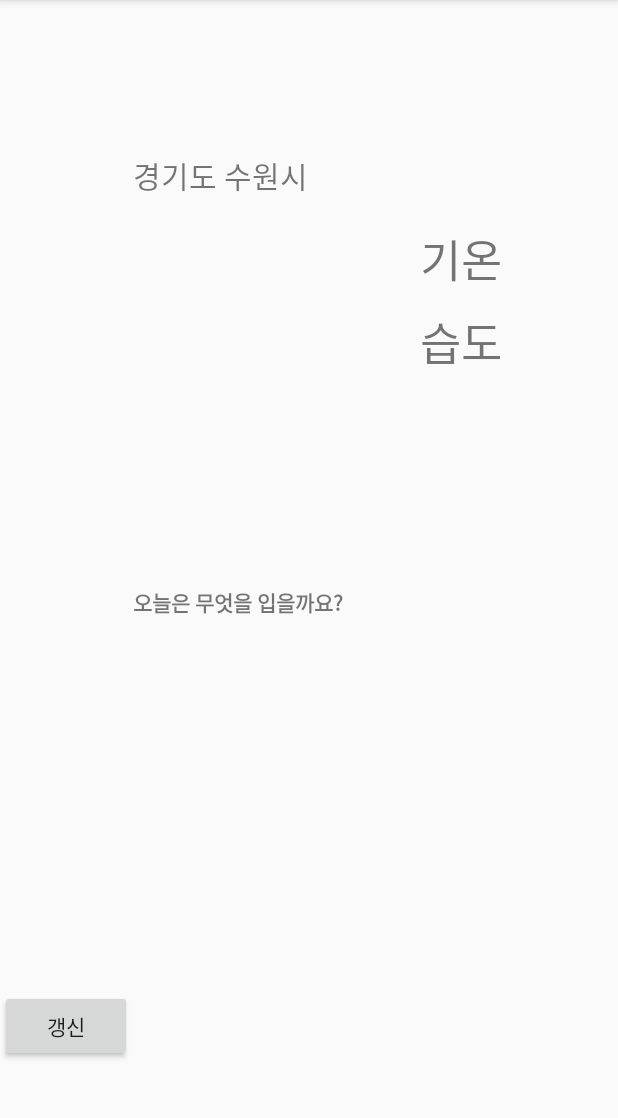
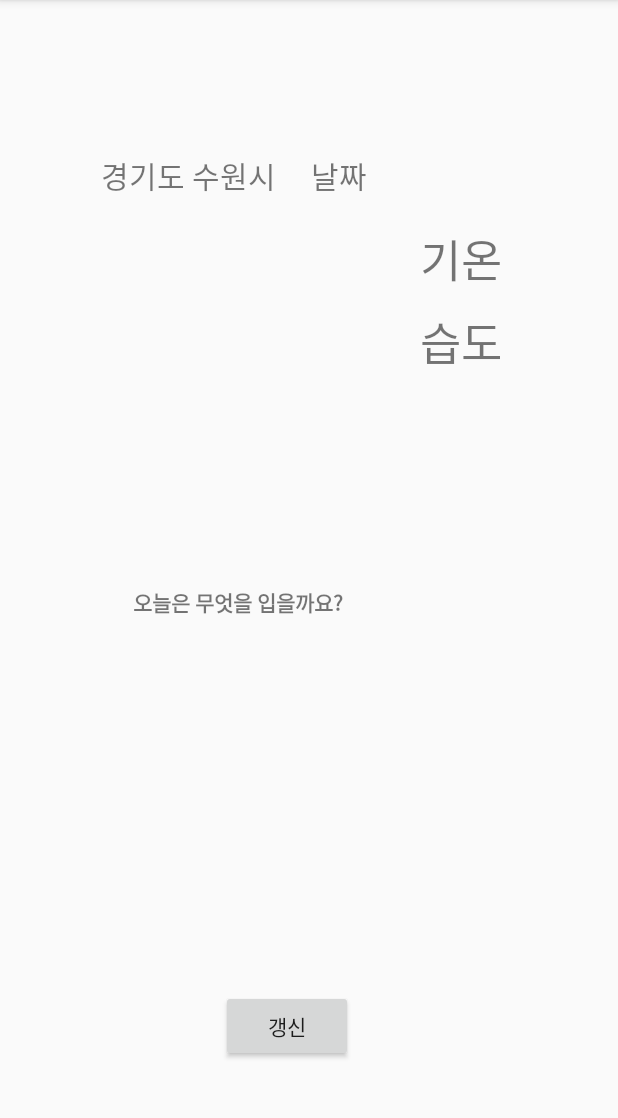
Before and after one commit to leeyunbo/FashionSelection, an Android app: the screen it shows after launch (MainActivity), on a phone screen of 412 x 824 dp, the part 84-1202 px from its top. Run offline under Robolectric (Android 15) with nearby library versions, the phone set to English and light mode, and no system bars.

```diff
--- a/app/src/main/java/com/example/weatherclothselection/MainActivity.kt
+++ b/app/src/main/java/com/example/weatherclothselection/MainActivity.kt
@@ -16,6 +16,10 @@ class MainActivity : AppCompatActivity(),MainContract.View {
 
     }
 
+    override fun updateWeatherUI() {
+
+    }
+
     override fun onDestroy() {
         super.onDestroy()
     }
--- a/app/src/main/java/com/example/weatherclothselection/Presenter/MainContract.kt
+++ b/app/src/main/java/com/example/weatherclothselection/Presenter/MainContract.kt
@@ -6,10 +6,12 @@ import android.os.Bundle
 interface MainContract {
 
     interface View {
-
+        fun updateWeatherUI() //날씨 관련 UI 업데이트
     }
 
     interface Presenter {
+        fun getWeatherData() //날씨 관련 데이터 가져오기
+        fun weatherDataParcer(weatherData : String)  //날씨 관련 데이터 파싱 함수
 
     }
 
--- a/app/src/main/java/com/example/weatherclothselection/Presenter/MainPresenter.kt
+++ b/app/src/main/java/com/example/weatherclothselection/Presenter/MainPresenter.kt
@@ -1,6 +1,11 @@
 package com.example.weatherclothselection.Presenter
 
 class MainPresenter : MainContract.Presenter {
+    override fun getWeatherData() {
 
+    }
 
+    override fun weatherDataParcer(weatherData: String) {
+
+    }
 }
--- a/app/src/main/res/layout/activity_main.xml
+++ b/app/src/main/res/layout/activity_main.xml
@@ -27,8 +27,6 @@
             app:layout_constraintTop_toTopOf="parent"
             app:layout_constraintStart_toStartOf="@+id/weather_image_view"
             android:layout_marginTop="102dp"
-            android:layout_marginLeft="21dp"
-            android:layout_marginStart="21dp"
             android:layout_marginBottom="12dp"
             app:layout_constraintBottom_toTopOf="@+id/weather_image_view"/>
     <TextView
@@ -88,7 +86,15 @@
             app:layout_constraintBottom_toBottomOf="parent"
             app:layout_constraintTop_toBottomOf="@+id/cloth_image_view"
             android:layout_marginBottom="60dp"
-            tools:layout_editor_absoluteX="147dp"
-            app:layout_constraintVertical_bias="1.0"/>
+            app:layout_constraintVertical_bias="1.0" app:layout_constraintStart_toStartOf="parent"
+            android:layout_marginLeft="147dp" android:layout_marginStart="147dp"/>
+    <TextView
+            android:text="날짜"
+            android:textSize="20dp"
+            android:layout_width="wrap_content"
+            android:layout_height="wrap_content"
+            android:id="@+id/textView" android:layout_marginEnd="35dp" android:layout_marginRight="35dp"
+            android:layout_marginBottom="12dp" app:layout_constraintEnd_toEndOf="@+id/weather_image_view"
+            app:layout_constraintBottom_toTopOf="@+id/weather_image_view"/>
 
 </android.support.constraint.ConstraintLayout>
```
Also changed, not shown: app/src/main/java/com/example/weatherclothselection/DAO/WeatherForecast.kt (added, +10 -0 lines), app/src/main/java/com/example/weatherclothselection/Data/GetWeatherData.kt (added, +16 -0 lines).
